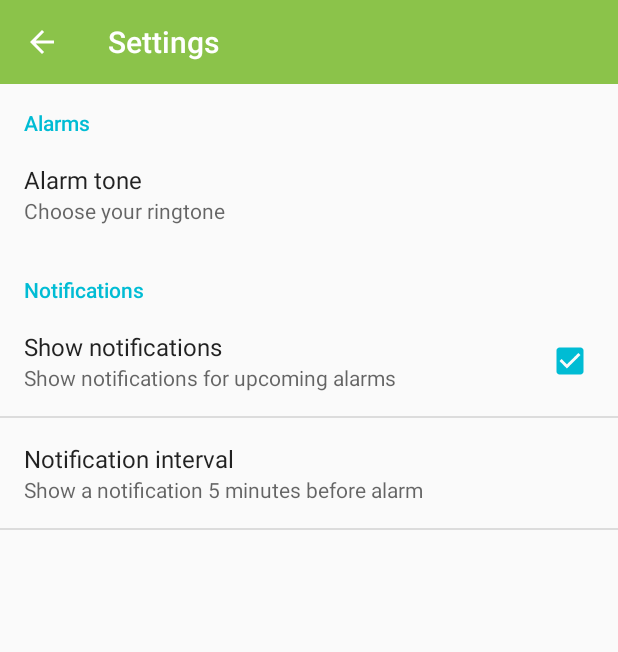
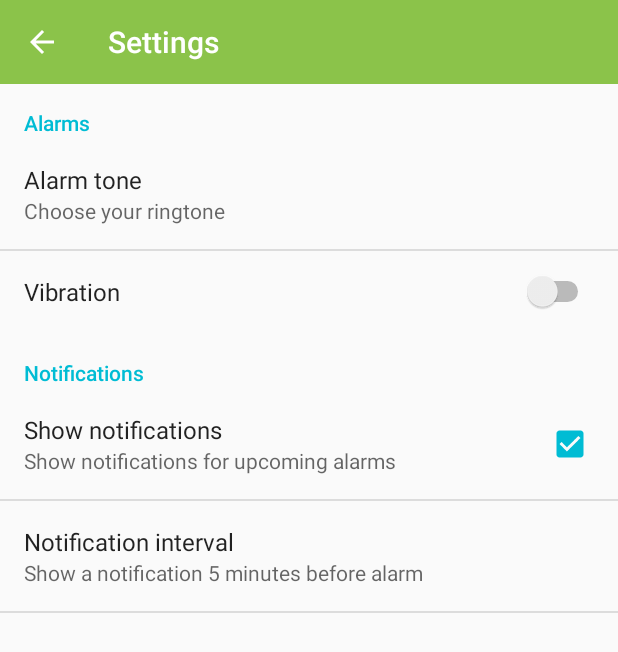
Before and after one commit to lb7/AutoSnooze, an Android app: the fragment SettingsFragment placed in its activity, on a phone screen of 412 x 824 dp. Shown: the top 652 px of the screen. Run offline under Robolectric (Android 15) with nearby library versions, the phone set to English and light mode, and no system bars; libraries missing offline, so code that uses them is left out: io.realm.

Commit message:
Added vibration preference

```diff
--- a/app/src/main/java/lbaker/app/autosnooze/ui/activity/EditAlarmActivity.java
+++ b/app/src/main/java/lbaker/app/autosnooze/ui/activity/EditAlarmActivity.java
@@ -31,9 +31,6 @@ import lbaker.app.autosnooze.alarm.Alarm;
 import lbaker.app.autosnooze.alarm.SnoozeAlarm;
 import lbaker.app.autosnooze.ui.fragment.TimePickerFragment;
 import lbaker.app.autosnooze.util.AlarmUtils;
-
-// TODO: 8/25/2015 Add option to pick alert tone.
-
 
 public class EditAlarmActivity extends AppCompatActivity implements TimePickerDialog
         .OnTimeSetListener {
--- a/app/src/main/res/values/strings.xml
+++ b/app/src/main/res/values/strings.xml
@@ -34,6 +34,9 @@
     <string name="pref_ringtone_summary">Choose your ringtone</string>
     <string name="pref_key_ringtone">pref_ringtone_key</string>
 
+    <string name="pref_alarm_vibrate">Vibration</string>
+    <string name="pref_key_vibrate">pref_key_vibrate</string>
+
     <!--Constants used when printing the days an alarm will fire-->
     <string name="day_sun">Sun</string>
     <string name="day_sun_full">Sunday</string>
--- a/app/src/main/res/xml/preferences.xml
+++ b/app/src/main/res/xml/preferences.xml
@@ -13,6 +13,10 @@
             android:key="@string/pref_key_ringtone"
             android:ringtoneType="alarm"
             android:showDefault="true"
+            />
+        <SwitchPreference
+            android:title="@string/pref_alarm_vibrate"
+            android:key="@string/pref_key_vibrate"
             />
     </PreferenceCategory>
     <PreferenceCategory
```
Also changed, not shown: 1 other file.
